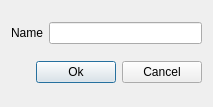
The window that MyGui/dialog.ui (Gabriel-22/QT-Programming) describes before a commit, drawn with Qt 5.
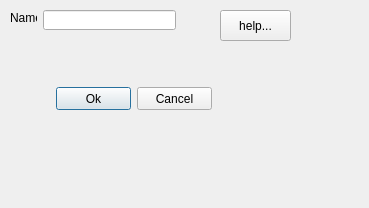
The same window after the commit.

```diff
--- a/MyGui/dialog.ui
+++ b/MyGui/dialog.ui
@@ -6,63 +6,81 @@
    <rect>
     <x>0</x>
     <y>0</y>
-    <width>213</width>
-    <height>107</height>
+    <width>369</width>
+    <height>208</height>
    </rect>
   </property>
   <property name="windowTitle">
    <string>Dialog</string>
   </property>
-  <layout class="QVBoxLayout" name="verticalLayout">
-   <item>
-    <layout class="QHBoxLayout" name="horizontalLayout">
-     <item>
-      <widget class="QLabel" name="label">
-       <property name="text">
-        <string>Name</string>
-       </property>
-       <property name="buddy">
-        <cstring>lineEdit</cstring>
-       </property>
-      </widget>
-     </item>
-     <item>
-      <widget class="QLineEdit" name="lineEdit"/>
-     </item>
-    </layout>
-   </item>
-   <item>
-    <layout class="QHBoxLayout" name="horizontalLayout_2">
-     <item>
-      <spacer name="horizontalSpacer">
-       <property name="orientation">
-        <enum>Qt::Horizontal</enum>
-       </property>
-       <property name="sizeHint" stdset="0">
-        <size>
-         <width>40</width>
-         <height>20</height>
-        </size>
-       </property>
-      </spacer>
-     </item>
-     <item>
-      <widget class="QPushButton" name="pushButton">
-       <property name="text">
-        <string>Ok</string>
-       </property>
-      </widget>
-     </item>
-     <item>
-      <widget class="QPushButton" name="pushButton_2">
-       <property name="text">
-        <string>Cancel</string>
-       </property>
-      </widget>
-     </item>
-    </layout>
-   </item>
-  </layout>
+  <widget class="QToolButton" name="toolButton">
+   <property name="geometry">
+    <rect>
+     <x>220</x>
+     <y>10</y>
+     <width>71</width>
+     <height>31</height>
+    </rect>
+   </property>
+   <property name="toolTip">
+    <string>&lt;html&gt;&lt;head/&gt;&lt;body&gt;&lt;p&gt;Sokolove, Phillip G., and Wayne N. Bushell. &amp;quot;The chi square periodogram: its utility for analysis of circadian rhythms.&amp;quot; Journal of Theoretical Biology 72.1 (1978): 131-160&lt;/p&gt;&lt;/body&gt;&lt;/html&gt;</string>
+   </property>
+   <property name="text">
+    <string>help...</string>
+   </property>
+  </widget>
+  <widget class="QPushButton" name="pushButton">
+   <property name="geometry">
+    <rect>
+     <x>56</x>
+     <y>87</y>
+     <width>75</width>
+     <height>23</height>
+    </rect>
+   </property>
+   <property name="text">
+    <string>Ok</string>
+   </property>
+  </widget>
+  <widget class="QPushButton" name="pushButton_2">
+   <property name="geometry">
+    <rect>
+     <x>137</x>
+     <y>87</y>
+     <width>75</width>
+     <height>23</height>
+    </rect>
+   </property>
+   <property name="text">
+    <string>Cancel</string>
+   </property>
+  </widget>
+  <widget class="QLabel" name="label">
+   <property name="geometry">
+    <rect>
+     <x>10</x>
+     <y>10</y>
+     <width>27</width>
+     <height>16</height>
+    </rect>
+   </property>
+   <property name="text">
+    <string>Name</string>
+   </property>
+   <property name="buddy">
+    <cstring>lineEdit</cstring>
+   </property>
+  </widget>
+  <widget class="QLineEdit" name="lineEdit">
+   <property name="geometry">
+    <rect>
+     <x>43</x>
+     <y>10</y>
+     <width>133</width>
+     <height>20</height>
+    </rect>
+   </property>
+  </widget>
  </widget>
  <layoutdefault spacing="6" margin="11"/>
  <tabstops>
```
Left out of the diff: 8 changed lines with no effect on the pictures.
